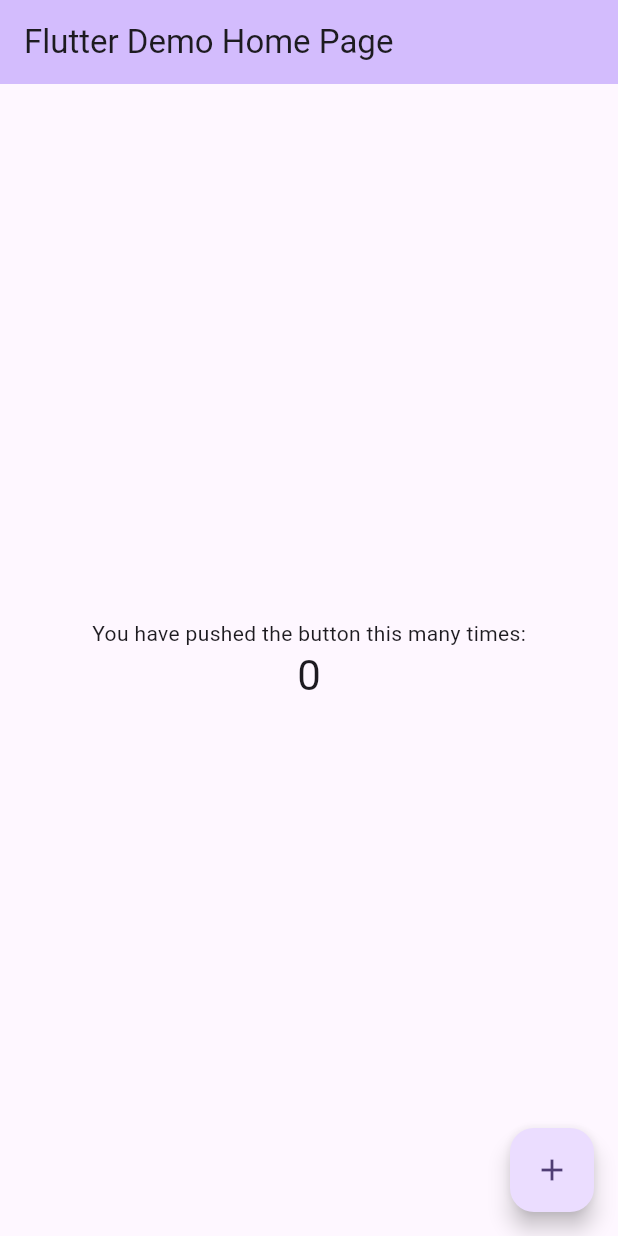
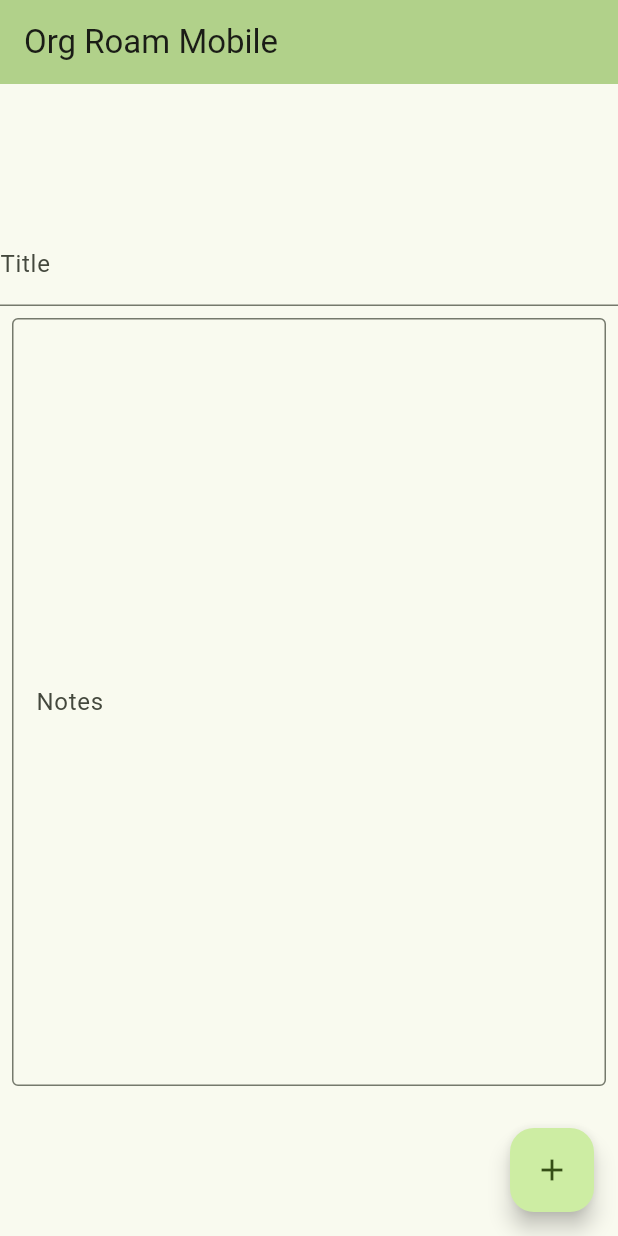
Before and after one commit to linchen2chris/org_roam, a Flutter app: the screen it shows after launch, on a phone screen of 412 x 824 dp. Run offline on Flutter 3.47's test engine with Material 3 defaults, Android fonts, the phone set to English and light mode, and no system bars.

Commit message:
feat(ui): add note page ui(TPDI4-1)

```diff
--- a/lib/main.dart
+++ b/lib/main.dart
@@ -7,46 +7,22 @@
 class MyApp extends StatelessWidget {
   const MyApp({super.key});
 
-  // This widget is the root of your application.
   @override
   Widget build(BuildContext context) {
     return MaterialApp(
-      title: 'Flutter Demo',
+      title: 'Org Roam Mobile',
       theme: ThemeData(
-        // This is the theme of your application.
-        //
-        // TRY THIS: Try running your application with "flutter run". You'll see
-        // the application has a purple toolbar. Then, without quitting the app,
-        // try changing the seedColor in the colorScheme below to Colors.green
-        // and then invoke "hot reload" (save your changes or press the "hot
-        // reload" button in a Flutter-supported IDE, or press "r" if you used
-        // the command line to start the app).
-        //
-        // Notice that the counter didn't reset back to zero; the application
-        // state is not lost during the reload. To reset the state, use hot
-        // restart instead.
-        //
-        // This works for code too, not just values: Most code changes can be
-        // tested with just a hot reload.
-        colorScheme: ColorScheme.fromSeed(seedColor: Colors.deepPurple),
-        useMaterial3: true,
+        colorScheme: ColorScheme.fromSeed(
+          seedColor: const Color(0x0063A002),
         ),
-      home: const MyHomePage(title: 'Flutter Demo Home Page'),
+      ),
+      home: const MyHomePage(title: 'Org Roam Mobile'),
     );
   }
 }
 
 class MyHomePage extends StatefulWidget {
   const MyHomePage({super.key, required this.title});
-
-  // This widget is the home page of your application. It is stateful, meaning
-  // that it has a State object (defined below) that contains fields that affect
-  // how it looks.
-
-  // This class is the configuration for the state. It holds the values (in this
-  // case the title) provided by the parent (in this case the App widget) and
-  // used by the build method of the State. Fields in a Widget subclass are
-  // always marked "final".
 
   final String title;
 
@@ -55,71 +31,38 @@
 }
 
 class _MyHomePageState extends State<MyHomePage> {
-  int _counter = 0;
-
-  void _incrementCounter() {
-    setState(() {
-      // This call to setState tells the Flutter framework that something has
-      // changed in this State, which causes it to rerun the build method below
-      // so that the display can reflect the updated values. If we changed
-      // _counter without calling setState(), then the build method would not be
-      // called again, and so nothing would appear to happen.
-      _counter++;
-    });
-  }
-
   @override
   Widget build(BuildContext context) {
-    // This method is rerun every time setState is called, for instance as done
-    // by the _incrementCounter method above.
-    //
-    // The Flutter framework has been optimized to make rerunning build methods
-    // fast, so that you can just rebuild anything that needs updating rather
-    // than having to individually change instances of widgets.
     return Scaffold(
         appBar: AppBar(
-        // TRY THIS: Try changing the color here to a specific color (to
-        // Colors.amber, perhaps?) and trigger a hot reload to see the AppBar
-        // change color while the other colors stay the same.
           backgroundColor: Theme.of(context).colorScheme.inversePrimary,
-        // Here we take the value from the MyHomePage object that was created by
-        // the App.build method, and use it to set our appbar title.
           title: Text(widget.title),
         ),
-      body: Center(
-        // Center is a layout widget. It takes a single child and positions it
-        // in the middle of the parent.
+        body: const Center(
+          child: SingleChildScrollView(
             child: Column(
-          // Column is also a layout widget. It takes a list of children and
-          // arranges them vertically. By default, it sizes itself to fit its
-          // children horizontally, and tries to be as tall as its parent.
-          //
-          // Column has various properties to control how it sizes itself and
-          // how it positions its children. Here we use mainAxisAlignment to
-          // center the children vertically; the main axis here is the vertical
-          // axis because Columns are vertical (the cross axis would be
-          // horizontal).
-          //
-          // TRY THIS: Invoke "debug painting" (choose the "Toggle Debug Paint"
-          // action in the IDE, or press "p" in the console), to see the
-          // wireframe for each widget.
-          mainAxisAlignment: MainAxisAlignment.center,
-          children: <Widget>[
-            const Text(
-              'You have pushed the button this many times:',
+              children: [
+                TextField(decoration: InputDecoration(labelText: 'Title')),
+                Padding(
+                  padding: EdgeInsets.all(8.0),
+                  child: TextField(
+                    maxLines: null,
+                    minLines: 20,
+                    keyboardType: TextInputType.multiline,
+                    decoration: InputDecoration(
+                      border: OutlineInputBorder(),
+                      labelText: 'Notes',
                     ),
-            Text(
-              '$_counter',
-              style: Theme.of(context).textTheme.headlineMedium,
+                  ),
                 ),
               ],
             ),
           ),
-      floatingActionButton: FloatingActionButton(
-        onPressed: _incrementCounter,
-        tooltip: 'Increment',
-        child: const Icon(Icons.add),
-      ), // This trailing comma makes auto-formatting nicer for build methods.
-    );
+        ),
+        floatingActionButton: const FloatingActionButton(
+          onPressed: null,
+          tooltip: 'New Note',
+          child: Icon(Icons.add),
+        ));
   }
 }
```
Lines whose indentation alone changed are shown as unchanged.
